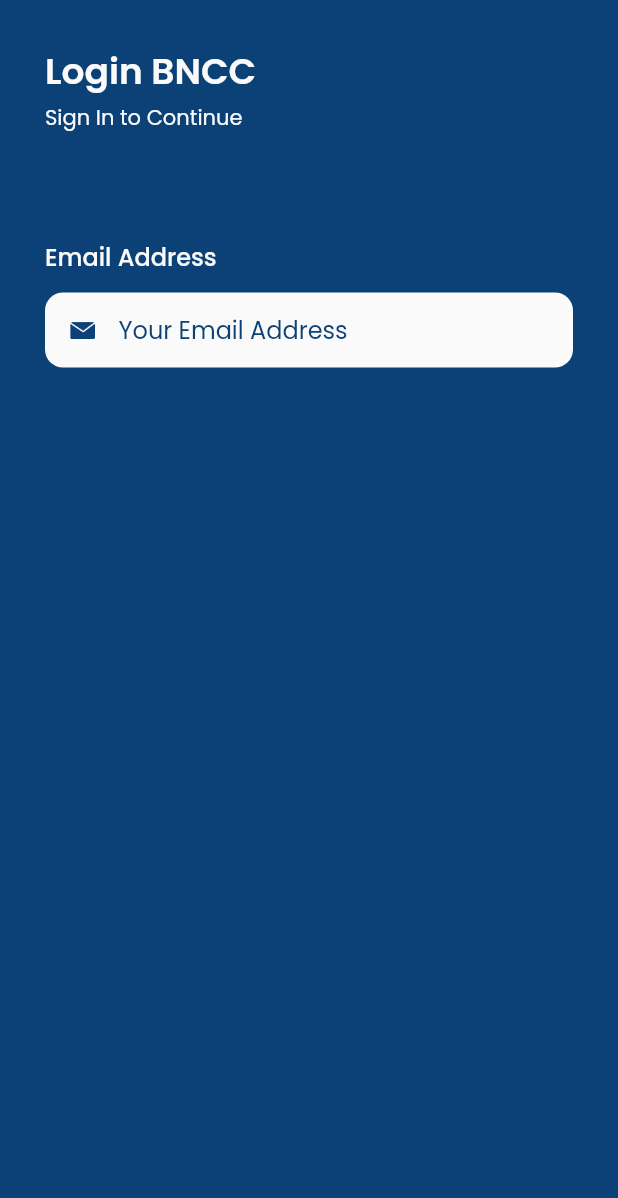
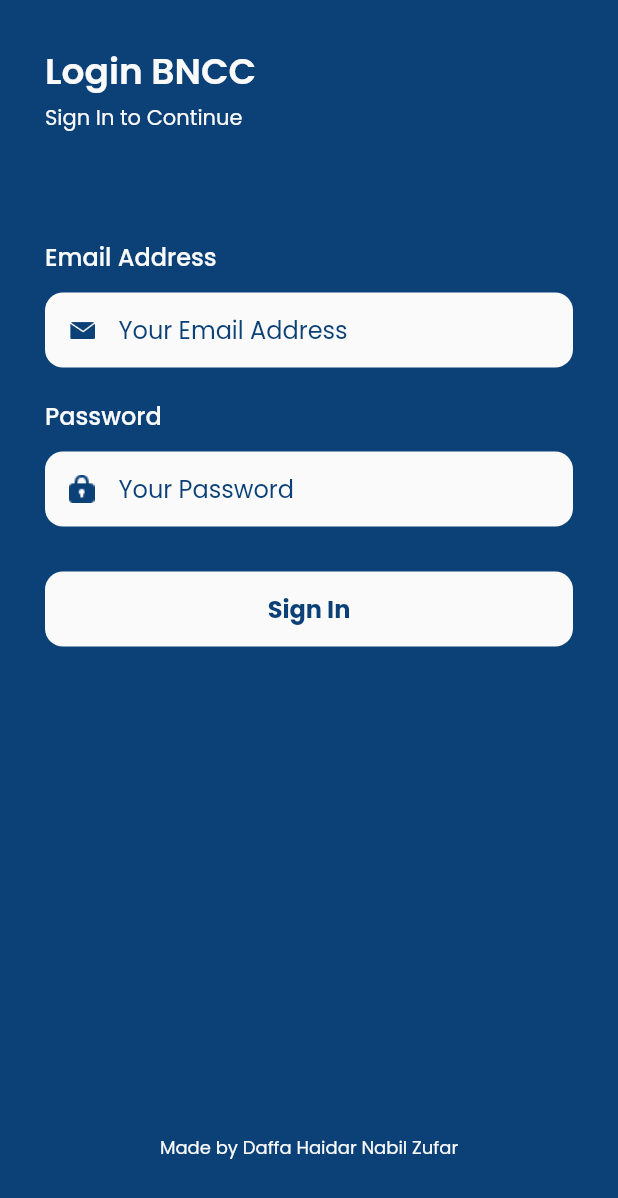
Before and after one commit to daffahaidar/final-flutter-campaign, a Flutter app: the screen it shows after launch, on a phone screen of 412 x 824 dp. Shown: the top 1198 px of the screen. Run offline on Flutter 3.47's test engine with Material 2 defaults, Android fonts, the phone set to English and light mode, and no system bars; our stand-ins replace google_fonts.

Commit message:
Completed Login Page

```diff
--- a/lib/login.dart
+++ b/lib/login.dart
@@ -65,6 +65,89 @@ class Login extends StatelessWidget {
       );
     }
 
+    Widget passwordInput() {
+      return Container(
+        margin: EdgeInsets.only(top: 20),
+        child: Column(
+          crossAxisAlignment: CrossAxisAlignment.start,
+          children: [
+            Text('Password',
+                style: primaryTextStyle.copyWith(
+                  fontSize: 16,
+                  fontWeight: medium,
+                )),
+            SizedBox(height: 12),
+            Container(
+                height: 50,
+                padding: EdgeInsets.symmetric(horizontal: 16),
+                decoration: BoxDecoration(
+                  color: primaryColor,
+                  borderRadius: BorderRadius.circular(12),
+                ),
+                child: Center(
+                    child: Row(
+                  children: [
+                    Image.asset(
+                      'assets/icon_password.png',
+                      width: 17,
+                    ),
+                    SizedBox(width: 16),
+                    Expanded(
+                      child: TextFormField(
+                        style: secondaryTextStyle,
+                        obscureText: true,
+                        decoration: InputDecoration.collapsed(
+                          hintText: 'Your Password',
+                          hintStyle: secondaryTextStyle,
+                        ),
+                      ),
+                    )
+                  ],
+                ))),
+          ],
+        ),
+      );
+    }
+
+    Widget signInButton() {
+      return Container(
+        height: 50,
+        width: double.infinity,
+        margin: EdgeInsets.only(top: 30),
+        child: TextButton(
+          onPressed: () {},
+          style: TextButton.styleFrom(
+            backgroundColor: primaryColor,
+            shape: RoundedRectangleBorder(
+              borderRadius: BorderRadius.circular(12),
+            ),
+          ),
+          child: Text(
+            'Sign In',
+            style: secondaryTextStyle.copyWith(
+              fontSize: 16,
+              fontWeight: bold,
+            ),
+          ),
+        ),
+      );
+    }
+
+    Widget footer() {
+      return Container(
+        margin: EdgeInsets.only(bottom: 50),
+        child: Row(
+          mainAxisAlignment: MainAxisAlignment.center,
+          children: [
+            Text('Made by Daffa Haidar Nabil Zufar',
+                style: primaryTextStyle.copyWith(
+                  fontSize: 12,
+                )),
+          ],
+        ),
+      );
+    }
+
     return Scaffold(
         backgroundColor: backgroundColor1,
         body: SafeArea(
@@ -77,6 +160,10 @@ class Login extends StatelessWidget {
               children: [
                 header(),
                 emailInput(),
+                passwordInput(),
+                signInButton(),
+                Spacer(),
+                footer(),
               ],
             ),
           ),
```
